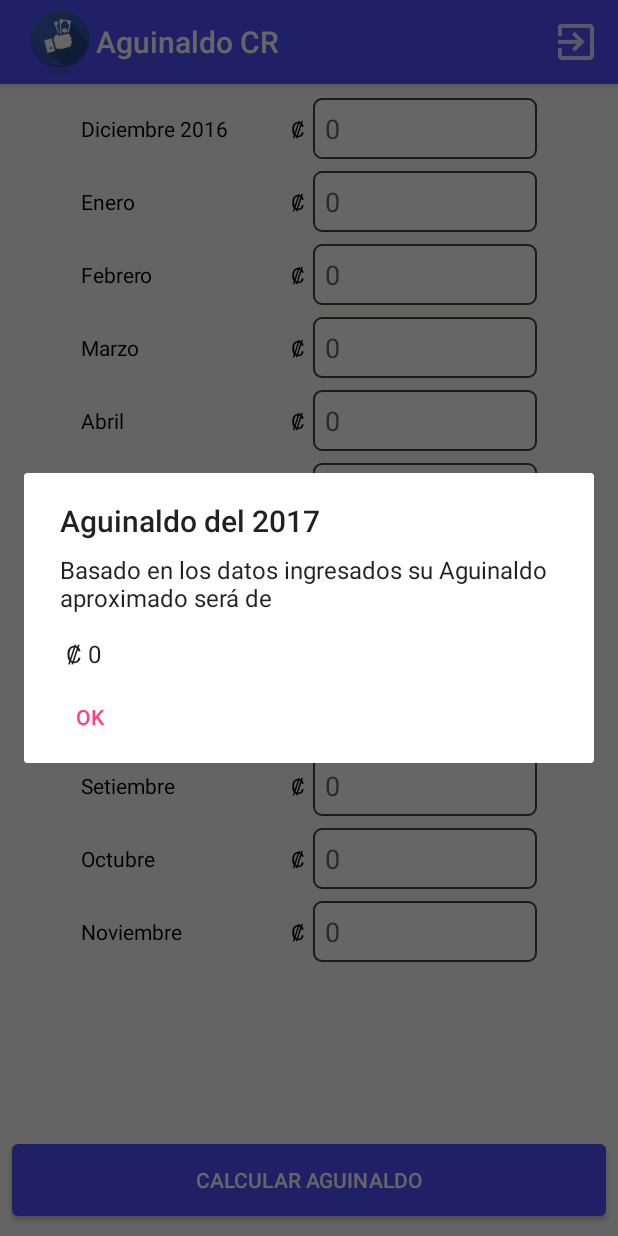
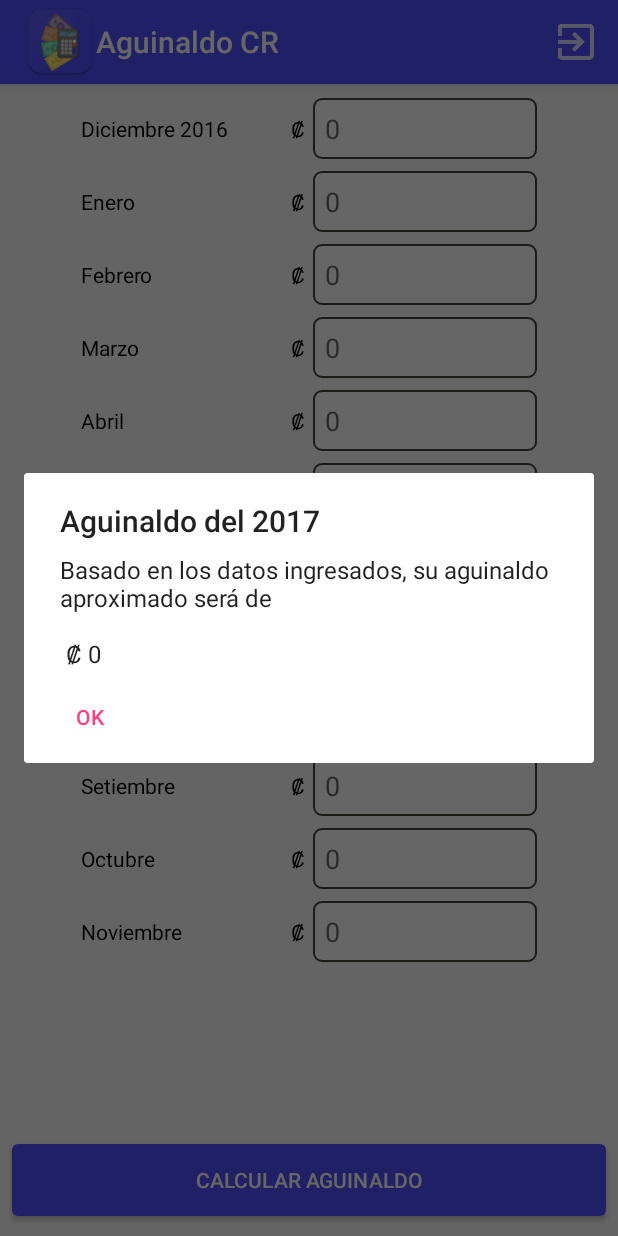
Before and after one commit to eusan91/AguinaldoCR, an Android app: the screen it shows after launch (MainActivity), after a tap on "CALCULAR AGUINALDO", on a phone screen of 412 x 824 dp. Run offline under Robolectric (Android 15) with nearby library versions, the phone set to English and light mode, and no system bars.

Commit message:
final changes prior to upload

```diff
--- a/app/src/main/AndroidManifest.xml
+++ b/app/src/main/AndroidManifest.xml
@@ -4,10 +4,8 @@
 
     <application
         android:allowBackup="true"
-        android:debuggable="true"
         android:icon="@mipmap/ic_launcher"
         android:label="@string/app_name"
-        android:roundIcon="@mipmap/ic_launcher_round"
         android:supportsRtl="true"
         android:theme="@style/AppTheme">
         <activity android:name=".MainActivity">
--- a/app/src/main/java/com/santamaria/aguinaldocr/MainActivity.kt
+++ b/app/src/main/java/com/santamaria/aguinaldocr/MainActivity.kt
@@ -97,7 +97,7 @@ class MainActivity : AppCompatActivity() {
         val dialog : AlertDialog = AlertDialog.Builder(this@MainActivity).create()
 
         dialog.setTitle("Aguinaldo del "+ year)
-        dialog.setMessage("Basado en los datos ingresados su Aguinaldo aproximado será de \n\n ₡ "+ df.format(aguinaldo))
+        dialog.setMessage("Basado en los datos ingresados, su aguinaldo aproximado será de \n\n ₡ "+ df.format(aguinaldo))
         dialog.setButton(AlertDialog.BUTTON_NEUTRAL, "OK", DialogInterface.OnClickListener { dialogInterface, i ->  })
 
         dialog.show()
--- a/app/src/main/res/drawable/splash_background.xml
+++ b/app/src/main/res/drawable/splash_background.xml
@@ -1,7 +1,7 @@
 <?xml version="1.0" encoding="utf-8"?>
 <layer-list xmlns:android="http://schemas.android.com/apk/res/android">
 
-    <item android:drawable="@color/colorWhite" />
+    <item android:drawable="@color/colorPrimary" />
     <item>
         <bitmap
             android:gravity="center"
```
Also changed, not shown: app/src/main/res/drawable/letters_aguinaldo.png, app/src/main/res/mipmap-hdpi/ic_launcher.png, app/src/main/res/mipmap-hdpi/ic_launcher_round.png (deleted), app/src/main/res/mipmap-mdpi/ic_launcher.png, app/src/main/res/mipmap-mdpi/ic_launcher_round.png (deleted), app/src/main/res/mipmap-xhdpi/ic_launcher.png, app/src/main/res/mipmap-xhdpi/ic_launcher_round.png (deleted), app/src/main/res/mipmap-xxhdpi/ic_launcher.png, app/src/main/res/mipmap-xxhdpi/ic_launcher_round.png (deleted), app/src/main/res/mipmap-xxxhdpi/ic_launcher.png, app/src/main/res/mipmap-xxxhdpi/ic_launcher_round.png (deleted).
